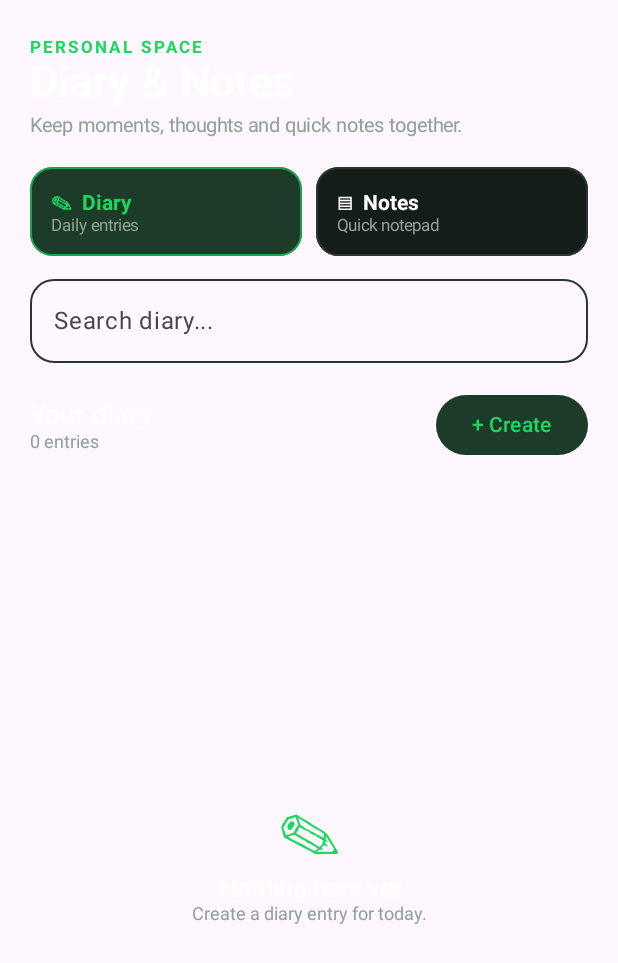
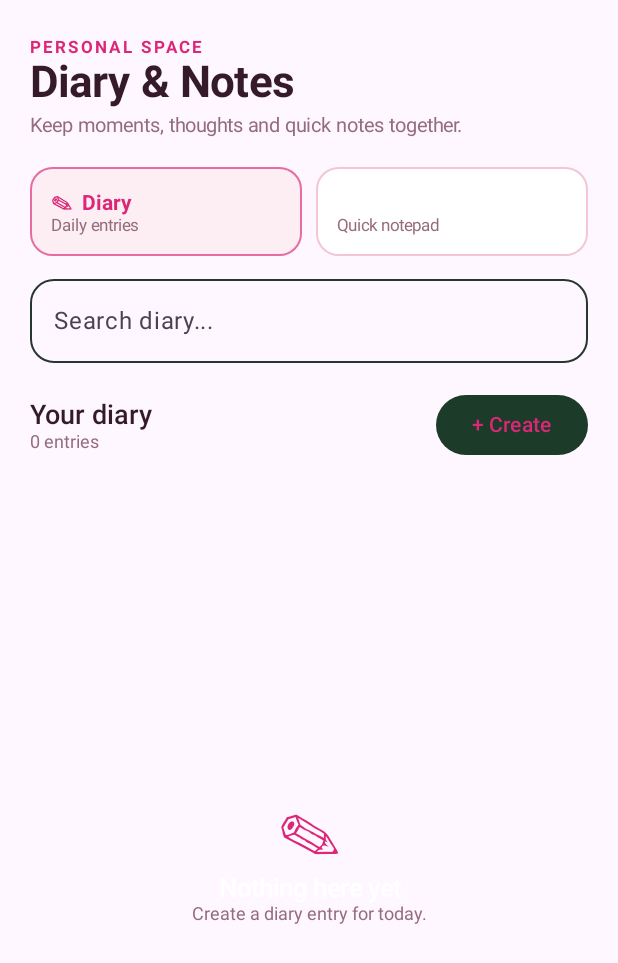
Before and after one commit to AlaminSpesBD/LyricsKeep-Android, an Android app built with Jetpack Compose: the composable LyricsKeepDiaryNotesScreen shown on its own in the app's theme, on a phone screen of 412 x 824 dp. Shown: the top 963 px of the screen. Run offline under Robolectric (Android 15) with nearby library versions, the phone set to English and light mode, and no system bars; 2 statements that could not run were skipped.

Commit message:
Apply pink-white theme to Diary and Notes

```diff
--- a/app/src/main/java/com/alamin/lyricskeep/DiaryNotesScreen.kt
+++ b/app/src/main/java/com/alamin/lyricskeep/DiaryNotesScreen.kt
@@ -46,8 +46,8 @@ fun LyricsKeepDiaryNotesScreen() {
     var body by remember { mutableStateOf("") }
     var actionEntry by remember { mutableStateOf<KeepEntry?>(null) }
     var createMenu by remember { mutableStateOf(false) }
-    val green = Color(0xFF1ED760)
-    val muted = Color(0xFF91A096)
+    val green = Color(0xFFDB2777)
+    val muted = Color(0xFF946C7B)
     val filtered = entries.filter { it.type == selected && (it.title.contains(search, true) || it.body.contains(search, true)) }
 
     fun persist(list: List<KeepEntry>) {
@@ -63,15 +63,15 @@ fun LyricsKeepDiaryNotesScreen() {
     Column(Modifier.fillMaxSize().statusBarsPadding().padding(horizontal = 20.dp)) {
         Spacer(Modifier.height(25.dp))
         Text("PERSONAL SPACE", color = green, fontSize = 11.sp, fontWeight = FontWeight.Bold, letterSpacing = 2.sp)
-        Text("Diary & Notes", color = Color.White, fontSize = 29.sp, fontWeight = FontWeight.Bold)
+        Text("Diary & Notes", color = Color(0xFF351B2A), fontSize = 29.sp, fontWeight = FontWeight.Bold)
         Text("Keep moments, thoughts and quick notes together.", color = muted, fontSize = 13.sp, modifier = Modifier.padding(top = 4.dp))
         Spacer(Modifier.height(20.dp))
         Row(horizontalArrangement = Arrangement.spacedBy(9.dp)) {
             listOf("Diary", "Notes").forEach { tab ->
                 Surface(Modifier.weight(1f).clickable { selected = tab; search = "" },
                     shape = RoundedCornerShape(15.dp),
-                    color = if (selected == tab) Color(0xFF1D3B29) else Color(0xFF151D18),
-                    border = BorderStroke(1.dp, if (selected == tab) green.copy(alpha = .65f) else Color(0xFF29362D))) {
+                    color = if (selected == tab) Color(0xFFFCEEF2) else Color.White,
+                    border = BorderStroke(1.dp, if (selected == tab) green.copy(alpha = .65f) else Color(0xFFF3C6D4))) {
                     Column(Modifier.padding(14.dp)) {
                         Text(if (tab == "Diary") "✎  Diary" else "▤  Notes", color = if (selected == tab) green else Color.White, fontWeight = FontWeight.Bold)
                         Text(if (tab == "Diary") "Daily entries" else "Quick notepad", color = muted, fontSize = 11.sp)
@@ -84,11 +84,11 @@ fun LyricsKeepDiaryNotesScreen() {
             placeholder = { Text("Search " + selected.lowercase() + "...") }, singleLine = true,
             shape = RoundedCornerShape(16.dp), colors = OutlinedTextFieldDefaults.colors(
                 focusedBorderColor = green, unfocusedBorderColor = Color(0xFF29362D),
-                focusedTextColor = Color.White, unfocusedTextColor = Color.White))
+                focusedTextColor = Color(0xFF351B2A), unfocusedTextColor = Color(0xFF351B2A)))
         Spacer(Modifier.height(17.dp))
         Row(verticalAlignment = Alignment.CenterVertically) {
             Column(Modifier.weight(1f)) {
-                Text(if (selected == "Diary") "Your diary" else "Your notes", color = Color.White, fontSize = 18.sp, fontWeight = FontWeight.SemiBold)
+                Text(if (selected == "Diary") "Your diary" else "Your notes", color = Color(0xFF351B2A), fontSize = 18.sp, fontWeight = FontWeight.SemiBold)
                 Text("${filtered.size} entries", color = muted, fontSize = 12.sp)
             }
             Box {
@@ -120,11 +120,11 @@ fun LyricsKeepDiaryNotesScreen() {
                         Column(Modifier.padding(15.dp)) {
                             Row(verticalAlignment = Alignment.CenterVertically) {
                                 Text(entry.title.ifBlank { if (selected == "Diary") "Untitled diary" else "Untitled note" },
-                                    color = Color.White, fontWeight = FontWeight.SemiBold, fontSize = 15.sp, modifier = Modifier.weight(1f))
+                                    color = Color(0xFF351B2A), fontWeight = FontWeight.SemiBold, fontSize = 15.sp, modifier = Modifier.weight(1f))
                                 Text(if (selected == "Diary") "DIARY" else "NOTE", color = green, fontSize = 9.sp, fontWeight = FontWeight.Bold)
                             }
                             Text(stamp, color = muted, fontSize = 10.sp, modifier = Modifier.padding(top = 5.dp, bottom = 8.dp))
-                            Text(entry.body, color = Color(0xFFD1DAD3), fontSize = 13.sp, lineHeight = 19.sp, maxLines = 3)
+                            Text(entry.body, color = Color(0xFF684354), fontSize = 13.sp, lineHeight = 19.sp, maxLines = 3)
                         }
                     }
                 }
```
